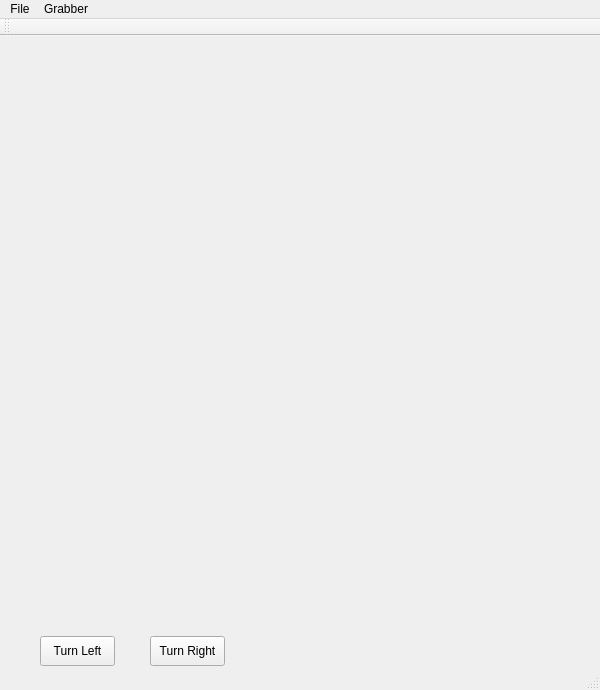
Before: the Qt Designer form 3D/3D/mainwindow.ui in WSX741405/3D, drawn with Qt 5.
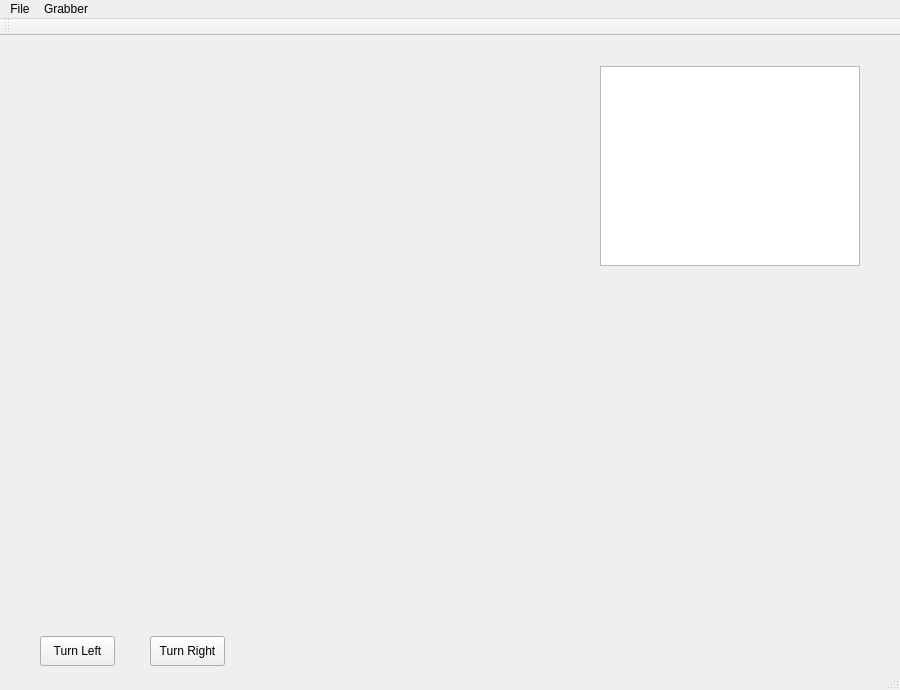
After: the same form once the commit is applied.

Diff of the .ui file:
```diff
--- a/3D/3D/mainwindow.ui
+++ b/3D/3D/mainwindow.ui
@@ -6,7 +6,7 @@
    <rect>
     <x>0</x>
     <y>0</y>
-    <width>600</width>
+    <width>900</width>
     <height>690</height>
    </rect>
   </property>
@@ -40,13 +40,23 @@
      <string>Turn Right</string>
     </property>
    </widget>
+   <widget class="QTableView" name="tableView">
+    <property name="geometry">
+     <rect>
+      <x>600</x>
+      <y>30</y>
+      <width>260</width>
+      <height>200</height>
+     </rect>
+    </property>
+   </widget>
   </widget>
   <widget class="QMenuBar" name="menuBar">
    <property name="geometry">
     <rect>
      <x>0</x>
      <y>0</y>
-     <width>600</width>
+     <width>900</width>
      <height>21</height>
     </rect>
    </property>
```
Left out of the diff: 2 changed lines with no effect on the pictures.
